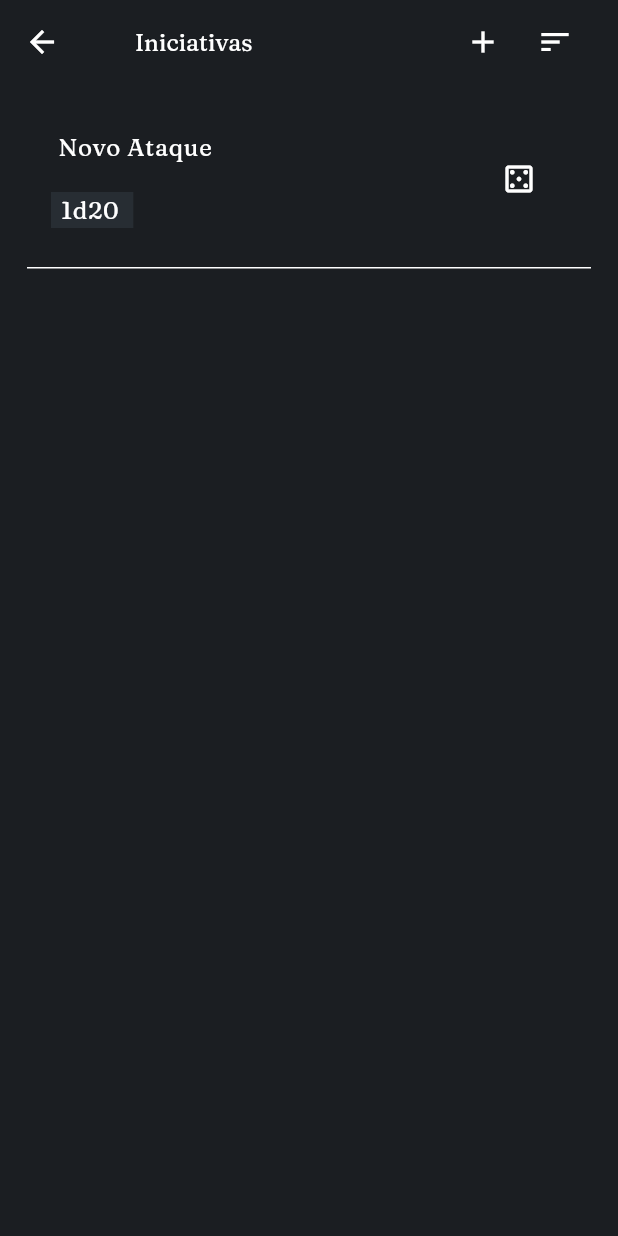
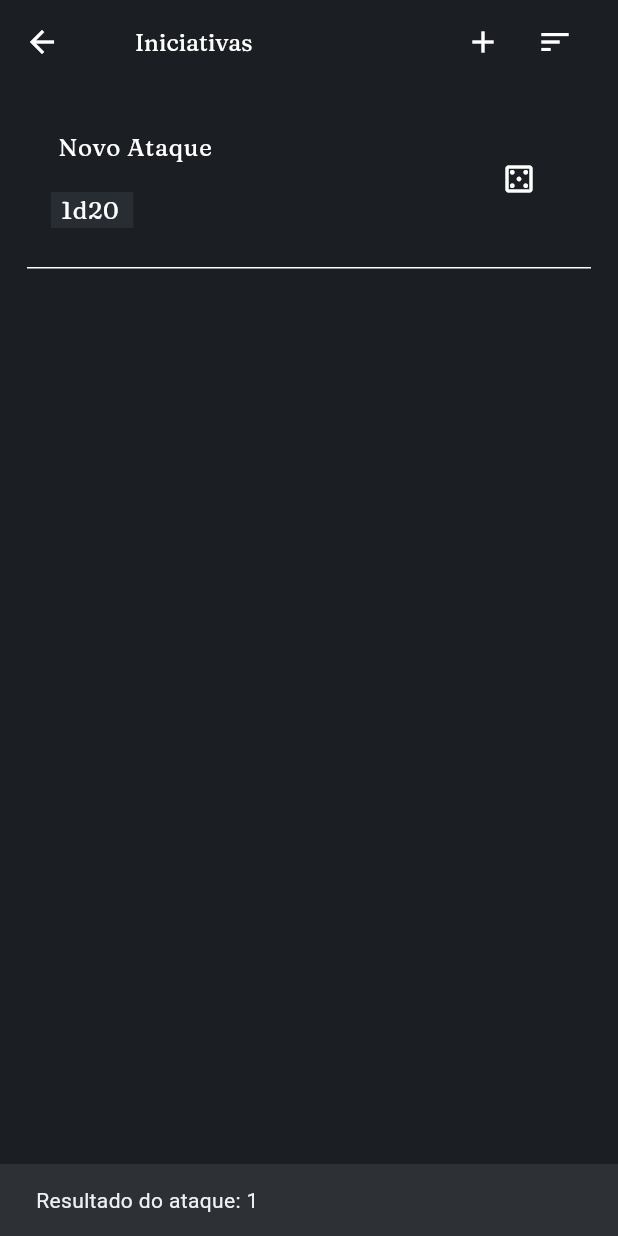
Before and after one commit to marcosgabriel-mm/projeto_d20, a Flutter app: the AttacksView screen opened directly, after a tap on the "add" icon, after a tap on the "casino" icon, on a phone screen of 412 x 824 dp. Run offline on Flutter 3.47's test engine with Material 3 defaults, Android fonts, the phone set to English and light mode, and no system bars; our stand-ins replace flutter_sticky_header, flutter_svg, image_picker, photo_view.

Commit message:
fix: showing value of attack

```diff
--- a/lib/app/pages/attacks/attacks_view.dart
+++ b/lib/app/pages/attacks/attacks_view.dart
@@ -60,9 +60,12 @@ class _AttacksViewState extends State<AttacksView> {
             AddButton(function: () {
               attacksProvider.addNewAttack("", "");
             }),
-            const Padding(
-              padding: EdgeInsets.only(right: horizontalPadding),
-              child: SortButton(listOfSorts: ["Nome", "Dados"]),
+            Padding(
+              padding: const EdgeInsets.only(right: horizontalPadding),
+              child: SortButton(
+                listOfSorts: const ["Nome", "Dados"],
+                function: (value) => attacksProvider.sortAttacks(value!),
+              ),
             )
           ],
         ),
@@ -152,7 +155,12 @@ class _AttacksViewState extends State<AttacksView> {
                       trailing: IconButton(
                         onPressed: () {
                           String result = context.read<DicesProvider>().rollASingleDice(attacksProvider.listOfAttacks[index]["dice"]!, 0);
-                          debugPrint("Resultado do ataque: $result");
+                          ScaffoldMessenger.of(context).showSnackBar(
+                            SnackBar(
+                              content: Text("Resultado do ataque: $result"),
+                              duration: const Duration(seconds: 2),
+                            ),
+                          );
                         },
                         tooltip: "Rolar ataque",
                         icon: const Icon(Icons.casino_outlined, color: Colors.white,),
```
Also changed, not shown: lib/app/providers/attacks_provider.dart (+15 -0 lines).
